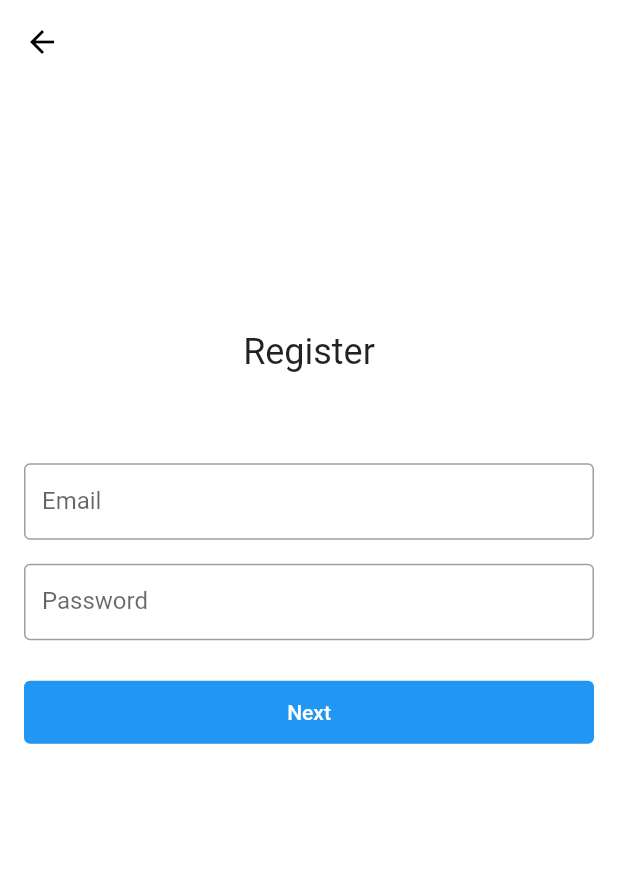
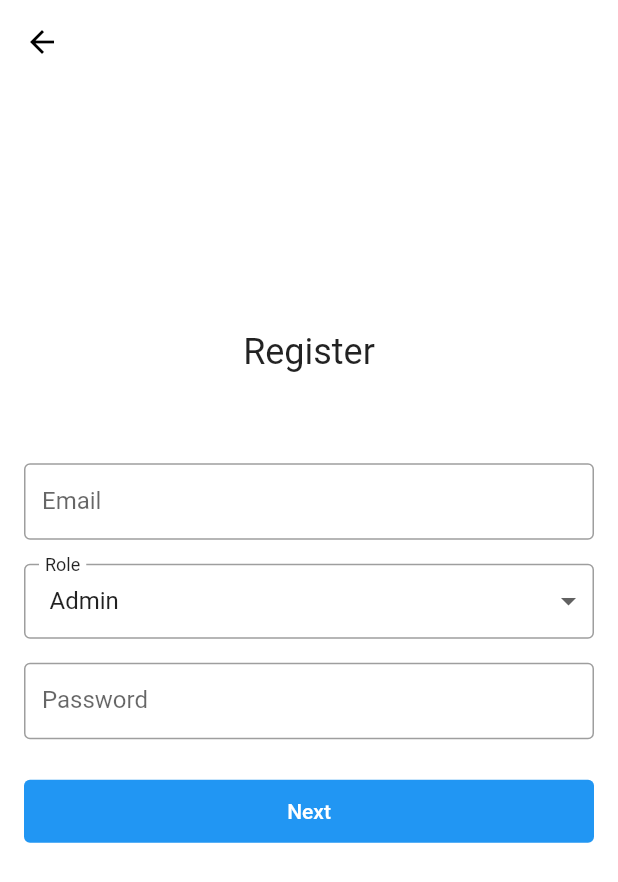
Before and after one commit to kouseina/flutter-login-register-firebase, a Flutter app: the screen it shows after launch, after a tap on "Next", after a tap on "Register", on a phone screen of 412 x 824 dp. Shown: the top 882 px of the screen. Run offline on Flutter 3.47's test engine with Material 2 defaults, Android fonts, the phone set to English and light mode, and no system bars; our stand-ins replace cloud_firestore, firebase_auth, firebase_core; accounts and stored records are empty.

Commit message:
feat(all): add firestore and add role

```diff
--- a/lib/login.dart
+++ b/lib/login.dart
@@ -29,6 +29,13 @@ class _LoginState extends State<Login> {
       if (user == null) {
         print('User is currently signed out!');
       } else {
+        Navigator.pushReplacement(
+          context,
+          MaterialPageRoute(
+            builder: (context) => const Home(),
+          ),
+        );
+
         print('User is signed in!');
       }
     });
@@ -56,6 +63,12 @@ class _LoginState extends State<Login> {
             .signInWithEmailAndPassword(
                 email: emailController.text, password: passwordController.text);
 
+        ScaffoldMessenger.of(context).showSnackBar(
+          const SnackBar(
+            content: Text('Login success'),
+          ),
+        );
+
         Navigator.pushReplacement(
           context,
           MaterialPageRoute(
@@ -64,6 +77,12 @@ class _LoginState extends State<Login> {
         );
       } on FirebaseAuthException catch (e) {
         print(e.code);
+
+        ScaffoldMessenger.of(context).showSnackBar(
+          SnackBar(
+            content: Text(e.message ?? ''),
+          ),
+        );
 
         ///
         if (e.code == 'user-not-found') {
--- a/lib/register.dart
+++ b/lib/register.dart
@@ -1,8 +1,7 @@
+import 'package:cloud_firestore/cloud_firestore.dart';
 import 'package:firebase_auth/firebase_auth.dart';
 import 'package:flutter/material.dart';
-import 'package:flutter/services.dart';
 import 'package:flutter_login_and_register/home.dart';
-import 'package:flutter_login_and_register/register.dart';
 
 class Register extends StatefulWidget {
   const Register({super.key});
@@ -11,10 +10,16 @@ class Register extends StatefulWidget {
   State<Register> createState() => _RegisterState();
 }
 
+final List<String> roleList = <String>['Admin', 'User'];
+
 class _RegisterState extends State<Register> {
+  final db = FirebaseFirestore.instance;
   final _formKey = GlobalKey<FormState>();
   final emailController = TextEditingController();
   final passwordController = TextEditingController();
+
+  String roleValue = roleList.first;
+
   bool isLoading = false;
 
   String? emailErrorText;
@@ -50,14 +55,33 @@ class _RegisterState extends State<Register> {
           password: passwordController.text,
         );
 
+        final user = <String, dynamic>{
+          "email": emailController.value.text,
+          "role": roleValue
+        };
+
+        await db.collection('users').add(user).then((doc) {
+          print('DocumentSnapshot added with ID: ${doc.id}');
+
+          ScaffoldMessenger.of(context).showSnackBar(
+            const SnackBar(
+              content: Text('Register success'),
+            ),
+          );
+
           Navigator.pushReplacement(
             context,
             MaterialPageRoute(
               builder: (context) => const Home(),
             ),
           );
+        });
       } on FirebaseAuthException catch (e) {
         print(e.code);
+
+        ScaffoldMessenger.of(context).showSnackBar(SnackBar(
+          content: Text(e.message ?? ''),
+        ));
 
         ///
         if (e.code == 'weak-password') {
@@ -134,6 +158,57 @@ class _RegisterState extends State<Register> {
                         const SizedBox(
                           height: 16,
                         ),
+                        Stack(
+                          children: [
+                            Container(
+                              height: 50,
+                              decoration: BoxDecoration(
+                                border: Border.all(
+                                  color: Colors.grey,
+                                ),
+                                borderRadius: BorderRadius.circular(4),
+                              ),
+                              width: double.infinity,
+                              child: ButtonTheme(
+                                alignedDropdown: true,
+                                child: DropdownButton<String>(
+                                  value: roleValue,
+                                  icon: const Icon(Icons.arrow_drop_down),
+                                  isExpanded: true,
+                                  elevation: 16,
+                                  underline: const SizedBox(),
+                                  onChanged: (String? value) {
+                                    // This is called when the user selects an item.
+                                    setState(() {
+                                      roleValue = value!;
+                                    });
+                                  },
+                                  items: roleList.map<DropdownMenuItem<String>>(
+                                    (String value) {
+                                      return DropdownMenuItem<String>(
+                                        value: value,
+                                        child: Text(value),
+                                      );
+                                    },
+                                  ).toList(),
+                                ),
+                              ),
+                            ),
+                            Container(
+                              padding:
+                                  const EdgeInsets.symmetric(horizontal: 4),
+                              color: Colors.white,
+                              transform: Matrix4.translationValues(10, -6, 0),
+                              child: const Text(
+                                'Role',
+                                style: TextStyle(fontSize: 12),
+                              ),
+                            )
+                          ],
+                        ),
+                        const SizedBox(
+                          height: 16,
+                        ),
                         TextFormField(
                           controller: passwordController,
                           onChanged: (value) {
--- a/pubspec.yaml
+++ b/pubspec.yaml
@@ -38,6 +38,7 @@ dependencies:
   cupertino_icons: ^1.0.2
   firebase_core: ^2.10.0
   firebase_auth: ^4.5.0
+  cloud_firestore: ^4.7.0
 
 dev_dependencies:
   flutter_test:
```
Also changed, not shown: lib/home.dart (+56 -2 lines), pubspec.lock, 2 other files. Lines whose indentation alone changed are shown as unchanged.
